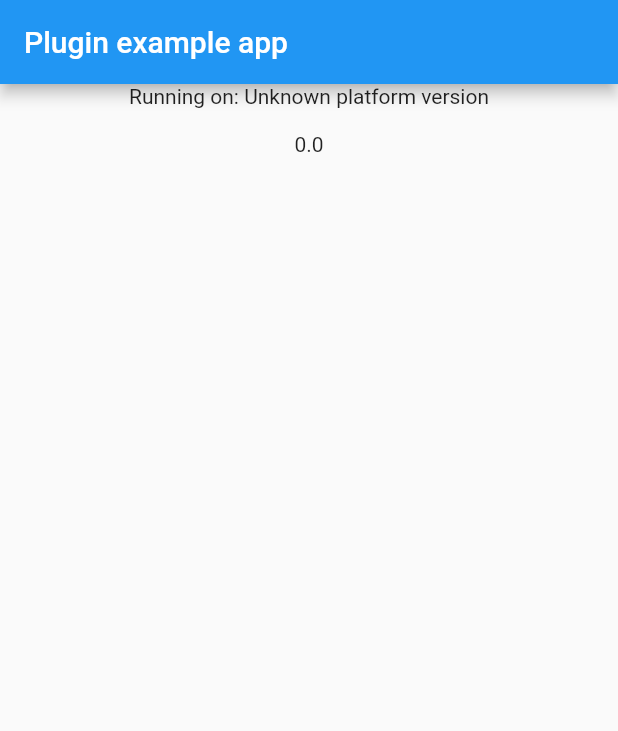
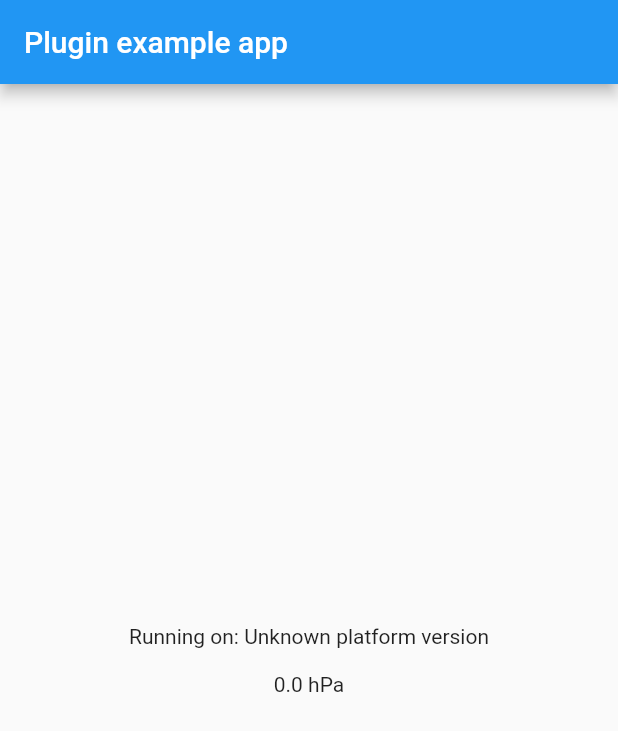
Before and after one commit to Aosanori/flutter_barometer, a Flutter app: the screen it shows after launch, on a phone screen of 412 x 824 dp. Shown: the top 731 px of the screen. Run offline on Flutter 3.47's test engine with Material 2 defaults, Android fonts, the phone set to English and light mode, and no system bars.

Commit message:
Viewの調整

```diff
--- a/example/lib/main.dart
+++ b/example/lib/main.dart
@@ -15,16 +15,16 @@ class MyApp extends StatefulWidget {
 
 class _MyAppState extends State<MyApp> {
   String _platformVersion = 'Unknown';
-  dynamic? _currentPressure = 0.0;
+  double? _currentPressure = 0.0;
 
   @override
   void initState() {
     super.initState();
     initPlatformState();
-    FlutterBarometer().currentPressueEvent.listen((event) {
-        setState(() {
-          _currentPressure = event;
-        });
+    FlutterBarometer.currentPressueEvent.listen((event) {
+      setState(() {
+        _currentPressure = event;
+      });
     });
   }
 
@@ -58,9 +58,11 @@ class _MyAppState extends State<MyApp> {
           title: const Text('Plugin example app'),
         ),
         body: Center(
-          child: Column(children: [
+          child: Column(
+            mainAxisAlignment: MainAxisAlignment.center,
+            children: [
             Text('Running on: $_platformVersion\n'),
-            Text(_currentPressure.toString())
+            Text('$_currentPressure hPa')
           ]),
         ),
       ),
--- a/lib/flutter_barometer.dart
+++ b/lib/flutter_barometer.dart
@@ -12,14 +12,9 @@ class FlutterBarometer {
     return version;
   }
 
-  static dynamic  _onPressureChanged = null;
+  static var _onPressureChanged;
 
-  static Stream<double?> get currentPressue async* {
-    final double? value = await _channel.invokeMethod('getCurrentPressure');
-    yield value;
-  }
-
-  Stream<double?> get currentPressueEvent {
+  static Stream<double?> get currentPressueEvent {
     if (_onPressureChanged == null) {
       _onPressureChanged = _barometerEventChannel.receiveBroadcastStream().map(
             (element) => element as double,
```
Also changed, not shown: 1 other file.
